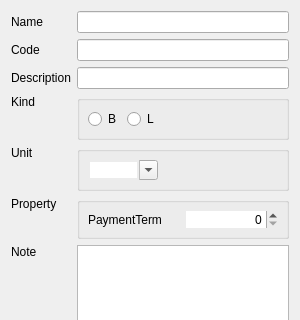
The window that dialog/insertnode/insertnodep.ui (ytxerp/ytx-client) describes before a commit, drawn with Qt 5; both pictures show x 0 to 300 and y 0 to 320 of the 300 by 500 pixel window.
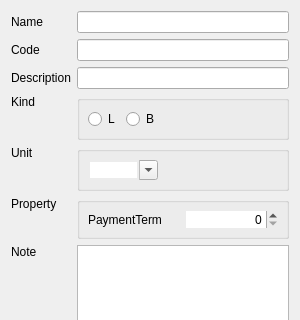
The same window after the commit. Custom widgets are drawn as their Qt base class.

```diff
--- a/dialog/insertnode/insertnodep.ui
+++ b/dialog/insertnode/insertnodep.ui
@@ -104,7 +104,7 @@
         </property>
        </widget>
       </item>
-      <item row="0" column="0">
+      <item row="0" column="2">
        <widget class="QRadioButton" name="rBtnBranch">
         <property name="toolTip">
          <string>Branch</string>
```
